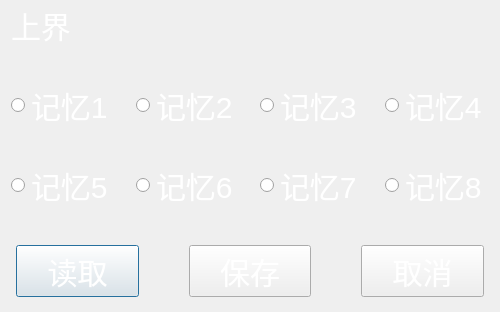
This is forms/dialogmodemem.ui in zhoutl1106/pjt2 as Qt 5 draws it before an edit. The edited form follows.
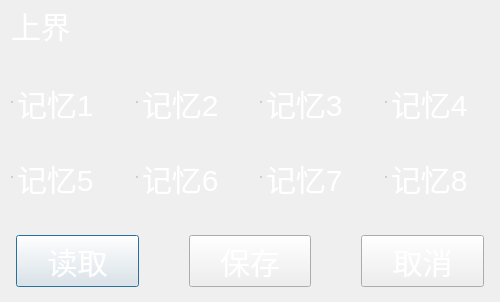
This is the edited form. Icons and pictures are not drawn.

Patch:
```diff
--- a/forms/dialogmodemem.ui
+++ b/forms/dialogmodemem.ui
@@ -83,7 +83,11 @@
    <item row="1" column="4">
     <widget class="QRadioButton" name="radioButton_3">
      <property name="styleSheet">
-      <string notr="true">
+      <string notr="true">QRadioButton::indicator
+{
+	width:0 px;
+	height: 0 px;
+}
 QRadioButton:checked
 {
 color: rgb(255, 255, 255);
@@ -104,7 +108,11 @@
    <item row="1" column="3">
     <widget class="QRadioButton" name="radioButton_2">
      <property name="styleSheet">
-      <string notr="true">
+      <string notr="true">QRadioButton::indicator
+{
+	width:0 px;
+	height: 0 px;
+}
 QRadioButton:checked
 {
 color: rgb(255, 255, 255);
@@ -125,7 +133,11 @@
    <item row="2" column="2">
     <widget class="QRadioButton" name="radioButton_5">
      <property name="styleSheet">
-      <string notr="true">
+      <string notr="true">QRadioButton::indicator
+{
+	width:0 px;
+	height: 0 px;
+}
 QRadioButton:checked
 {
 color: rgb(255, 255, 255);
@@ -146,7 +158,11 @@
    <item row="2" column="3">
     <widget class="QRadioButton" name="radioButton_6">
      <property name="styleSheet">
-      <string notr="true">
+      <string notr="true">QRadioButton::indicator
+{
+	width:0 px;
+	height: 0 px;
+}
 QRadioButton:checked
 {
 color: rgb(255, 255, 255);
@@ -167,7 +183,11 @@
    <item row="1" column="2">
     <widget class="QRadioButton" name="radioButton_1">
      <property name="styleSheet">
-      <string notr="true">
+      <string notr="true">QRadioButton::indicator
+{
+	width:0 px;
+	height: 0 px;
+}
 QRadioButton:checked
 {
 color: rgb(255, 255, 255);
@@ -188,7 +208,11 @@
    <item row="2" column="4">
     <widget class="QRadioButton" name="radioButton_7">
      <property name="styleSheet">
-      <string notr="true">
+      <string notr="true">QRadioButton::indicator
+{
+	width:0 px;
+	height: 0 px;
+}
 QRadioButton:checked
 {
 color: rgb(255, 255, 255);
@@ -209,7 +233,11 @@
    <item row="1" column="5">
     <widget class="QRadioButton" name="radioButton_4">
      <property name="styleSheet">
-      <string notr="true">
+      <string notr="true">QRadioButton::indicator
+{
+	width:0 px;
+	height: 0 px;
+}
 QRadioButton:checked
 {
 color: rgb(255, 255, 255);
@@ -230,7 +258,11 @@
    <item row="2" column="5">
     <widget class="QRadioButton" name="radioButton_8">
      <property name="styleSheet">
-      <string notr="true">
+      <string notr="true">QRadioButton::indicator
+{
+	width:0 px;
+	height: 0 px;
+}
 QRadioButton:checked
 {
 color: rgb(255, 255, 255);
```
